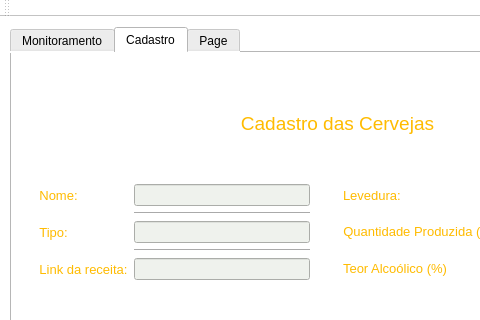
calebeof/ThermoBeer, file QT/mainwindow.ui: the form before one commit; both pictures show x 0 to 480 and y 0 to 320 of the 714 by 467 pixel window.
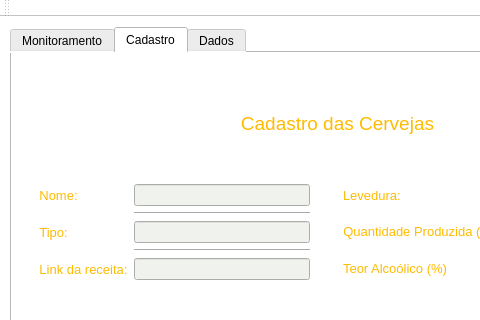
The form after the commit. Icons and pictures are not drawn.

Commit message: Editado nome da aba dos Dados

Diff of the .ui file:
```diff
--- a/QT/mainwindow.ui
+++ b/QT/mainwindow.ui
@@ -591,7 +591,7 @@
     </widget>
     <widget class="QWidget" name="tab">
      <attribute name="title">
-      <string>Page</string>
+      <string>Dados</string>
      </attribute>
      <widget class="QLabel" name="lb_title">
       <property name="geometry">
```
